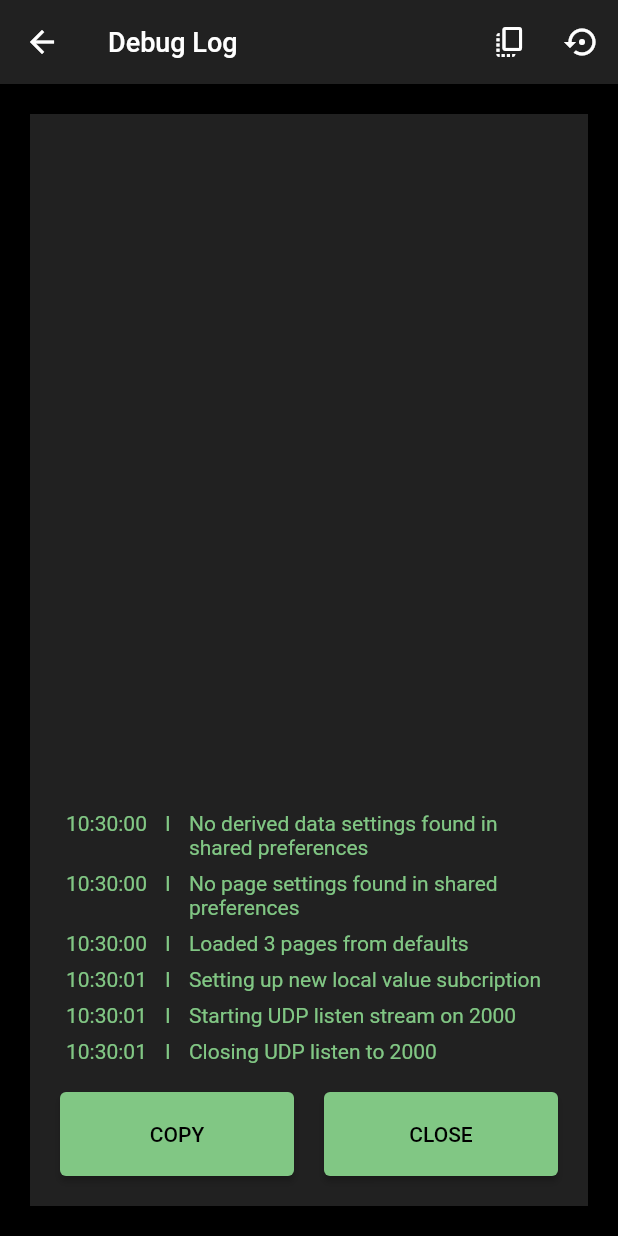
After one commit to sankeysoft/nmea_dashboard, a Flutter app: the screen it shows after launch, in the side drawer, after a tap on "Debug Log", on a phone screen of 412 x 824 dp. The commit adds this screen. Run offline on Flutter 3.47's test engine with Material 2 defaults, Android fonts, the phone set to English and light mode, and no system bars; our stand-ins replace package_info_plus, shared_preferences; missing offline and left inert: udp.

Commit message:
Add form to view a debug log.
This also tunes a couple of logging settings.

```diff
--- a/lib/main.dart
+++ b/lib/main.dart
@@ -5,7 +5,7 @@
 import 'package:flutter/material.dart';
 import 'package:flutter/services.dart';
 import 'package:logging/logging.dart';
-import 'package:nmea_dashboard/state/logger.dart';
+import 'package:nmea_dashboard/state/logset.dart';
 import 'package:provider/provider.dart';
 import 'state/data_set.dart';
 import 'state/settings.dart';
@@ -28,12 +28,14 @@ void main() {
   final logSet = LogSet();
   Logger.root.onRecord.listen((record) => logSet.add(record));
   //print('${record.level.name}: ${record.time}: ${record.message}');
-  runApp(const NmeaDashboardApp());
+  runApp(NmeaDashboardApp(logSet));
 }
 
 /// The root widget for the application.
 class NmeaDashboardApp extends StatelessWidget {
-  const NmeaDashboardApp({super.key});
+  final LogSet _logSet;
+
+  const NmeaDashboardApp(this._logSet, {super.key});
 
   // The root of the application needs to asynchronously load setttings
   // before deciding the theme and delegating the to a themed application.
@@ -48,6 +50,7 @@ class NmeaDashboardApp extends StatelessWidget {
           if (snapshot.connectionState == ConnectionState.done) {
             final settings = snapshot.data![0];
             return MultiProvider(providers: [
+              ChangeNotifierProvider<LogSet>(create: (_) => _logSet),
               ChangeNotifierProvider<Settings>(create: (_) => settings),
               ChangeNotifierProvider<NetworkSettings>(
                   create: (_) => settings.network),
--- a/lib/state/logger.dart
+++ b/lib/state/logset.dart
@@ -4,10 +4,12 @@
 
 import 'dart:developer';
 
+import 'package:flutter/widgets.dart';
+import 'package:intl/intl.dart';
 import 'package:logging/logging.dart';
 
 /// The maximum number of log entries we store.
-const int _maxEntries = 100;
+const int _maxEntries = 250;
 
 /// A single entry tracked by the logger.
 class LogEntry {
@@ -16,17 +18,22 @@ class LogEntry {
   final String message;
 
   LogEntry(this.level, this.message): time = DateTime.now();
+
+  @override
+  String toString() {
+    return '${DateFormat('Hms').format(time)} $level $message';
+  }
 }
 
 /// A class to receive and store log records.
-class LogSet {
+class LogSet with ChangeNotifier {
   /// The actual entries in the log.
   final List<LogEntry> _entries = [];
 
   /// Returns the stored entry.
   List<LogEntry> get entries => _entries;
 
-  /// Adds a new `logger` record to the set.
+  /// Adds a new record to the set of logs.
   void add(LogRecord record) {
     final entry = LogEntry(record.level, record.message);
     // Make space in the array
@@ -37,5 +44,18 @@ class LogSet {
     _entries.add(entry);
     // And write to the developer log.
     log(record.message, level: record.level.value);
+
+    notifyListeners();
+  }
+
+  /// Removes all records.
+  void clear() {
+    _entries.clear();
+    notifyListeners();
+  }
+
+  @override
+  String toString() {
+    return _entries.map((e) => e.toString()).join('\n');
   }
 }
--- a/lib/state/network.dart
+++ b/lib/state/network.dart
@@ -3,7 +3,6 @@
 // of the MIT license. See the LICENCE.md file for details.
 
 import 'dart:async';
-import 'dart:developer';
 import 'dart:io';
 
 import 'package:async/async.dart';
--- a/lib/state/nmea.dart
+++ b/lib/state/nmea.dart
@@ -28,7 +28,7 @@ const _ignoredMessages = {
 const int _logUnsupportedCount = 1;
 
 /// The time between count events.
-const Duration _logInterval = Duration(seconds: 10);
+const Duration _logInterval = Duration(minutes: 5);
 
 /// Tracks the count for some set of message types.
 class _MessageCounts {
--- a/lib/ui/forms/abstract.dart
+++ b/lib/ui/forms/abstract.dart
@@ -111,8 +111,11 @@ Widget buildStaticTile({
       ));
 }
 
-/// Builds a button to close the current form.
-Widget buildCloseButton(BuildContext context) {
+/// Builds a button with custom text and behavior.
+Widget buildOtherButton(
+    {required BuildContext context,
+    required VoidCallback onPressed,
+    required String text}) {
   return SizedBox(
       width: double.infinity,
       child: ElevatedButton(
@@ -120,9 +123,17 @@ Widget buildCloseButton(BuildContext context) {
             backgroundColor: Theme.of(context).colorScheme.secondary,
             foregroundColor: Theme.of(context).colorScheme.onSecondary,
             padding: const EdgeInsets.all(20)),
-        onPressed: () => Navigator.of(context).pop(),
-        child: const Text('CLOSE'),
+        onPressed: onPressed,
+        child: Text(text),
       ));
+}
+
+/// Builds a button to close the current form.
+Widget buildCloseButton(BuildContext context) {
+  return buildOtherButton(
+    context: context,
+    onPressed: () => Navigator.of(context).pop(),
+    text: 'CLOSE');
 }
 
 /// Diplays a standard snack bar with the provided text.
@@ -155,8 +166,6 @@ AlertDialog buildConfirmationDialog(
             child: const Text('Cancel')),
       ]);
 }
-
-
 
 /// A standard page containing one of the forms in our application.
 class StatefulFormPage<T extends StatefulWidget> extends StatelessWidget {
@@ -272,6 +281,7 @@ abstract class StatefulFormState<T extends StatefulWidget> extends State<T> {
           expands: expands,
           maxLines: expands ? null : 1,
           autovalidateMode: AutovalidateMode.onUserInteraction,
+          textCapitalization: TextCapitalization.sentences,
           decoration: InputDecoration(
             icon: labelWidget,
             border: const OutlineInputBorder(),
--- /dev/null
+++ b/lib/ui/forms/view_log.dart
@@ -0,0 +1,125 @@
+// Copyright Jody M Sankey 2023
+// This software may be modified and distributed under the terms
+// of the MIT license. See the LICENCE.md file for details.
+
+import 'package:flutter/material.dart';
+import 'package:flutter/services.dart';
+import 'package:intl/intl.dart';
+import 'package:logging/logging.dart';
+import 'package:nmea_dashboard/state/logset.dart';
+import 'package:provider/provider.dart';
+
+import 'abstract.dart';
+
+const double _cellPadding = 4.0;
+
+final Map<Level, Color> _levelColors = {
+  Level.FINE: Colors.blue.shade300,
+  Level.INFO: Colors.green.shade300,
+  Level.WARNING: Colors.yellow,
+  Level.SEVERE: Colors.red.shade400,
+  Level.SHOUT: Colors.pink.shade300,
+};
+
+/// A form that lets the user view and copy the log in real time.
+class ViewLogPage extends StatelessFormPage {
+  ViewLogPage({super.key})
+      : super(
+            title: 'Debug Log',
+            actions: [_CopyButton(), _ClearButton()],
+            maxWidth: double.infinity,
+            maxHeight: double.infinity,
+            content: _ViewLogContent());
+}
+
+class _ClearButton extends StatelessWidget {
+  @override
+  Widget build(BuildContext context) {
+    final logSet = Provider.of<LogSet>(context);
+    return IconButton(
+        icon: const Icon(Icons.settings_backup_restore_outlined),
+        onPressed: () {
+          logSet.clear();
+          showSnackBar(context, 'Cleared all log entries');
+        });
+  }
+}
+
+class _CopyButton extends StatelessWidget {
+  @override
+  Widget build(BuildContext context) {
+    final logSet = Provider.of<LogSet>(context);
+    return IconButton(
+      icon: const Icon(Icons.copy_all_outlined),
+      onPressed: () => _copyLogToClipboard(context, logSet),
+    );
+  }
+}
+
+void _copyLogToClipboard(BuildContext context, LogSet logSet) {
+  Clipboard.setData(ClipboardData(text: logSet.toString()))
+      .then((_) => showSnackBar(context, 'Log copied to clipboard'));
+}
+
+class _ViewLogContent extends StatelessWidget {
+  @override
+  Widget build(BuildContext context) {
+    final logSet = Provider.of<LogSet>(context);
+    return Form(
+      child: Column(
+          mainAxisAlignment: MainAxisAlignment.start,
+          crossAxisAlignment: CrossAxisAlignment.stretch,
+          children: [
+            // Delegate contruction of the log listing.
+            Expanded(child: _buildLogMessages(context, logSet)),
+            // Gap to stop the log crowding the buttons.
+            const SizedBox(height: 15),
+            // Buttons that we want all users to be able to find even if they
+            // might not understand toolbars.
+            Row(
+              children: [
+                Expanded(
+                    child: buildOtherButton(
+                        context: context,
+                        onPressed: () => _copyLogToClipboard(context, logSet),
+                        text: 'COPY')),
+                const SizedBox(width: 20.0),
+                Expanded(child: buildCloseButton(context)),
+              ],
+            )
+          ]),
+    );
+  }
+
+  Widget _buildLogMessages(BuildContext context, LogSet logSet) {
+    final entries = logSet.entries;
+    return ListView.builder(
+      itemCount: entries.length,
+      // Reversing the contents and listview gives better scroll behavior favoring the end.
+      reverse: true,
+      itemBuilder: (context, index) =>
+          _buildLogMessage(entries[entries.length - 1 - index]),
+    );
+  }
+
+  Widget _buildLogMessage(LogEntry entry) {
+    return DefaultTextStyle.merge(
+        style: TextStyle(color: _levelColors[entry.level] ?? Colors.white),
+        child: Row(crossAxisAlignment: CrossAxisAlignment.start, children: [
+          Padding(
+            padding: const EdgeInsets.all(_cellPadding),
+            child: Text(DateFormat('Hms').format(entry.time)),
+          ),
+          Container(
+            constraints: const BoxConstraints.tightFor(width: 20),
+            padding: const EdgeInsets.all(_cellPadding),
+            child: Center(child: Text(entry.level.toString()[0])),
+          ),
+          Flexible(
+              child: Padding(
+            padding: const EdgeInsets.all(_cellPadding),
+            child: Text(entry.message),
+          ))
+        ]));
+  }
+}
--- a/lib/ui/pages/data_table.dart
+++ b/lib/ui/pages/data_table.dart
@@ -7,6 +7,7 @@ import 'package:nmea_dashboard/state/settings.dart';
 import 'package:nmea_dashboard/ui/forms/edit_derived_elements.dart';
 import 'package:nmea_dashboard/ui/forms/ui_settings.dart';
 import 'package:nmea_dashboard/ui/forms/network_settings.dart';
+import 'package:nmea_dashboard/ui/forms/view_log.dart';
 import 'package:provider/provider.dart';
 
 import '../../state/data_set.dart';
@@ -158,8 +159,16 @@ class _DrawerContent extends StatelessWidget {
           },
         ),
         ListTile(
-          leading: Icon(Icons.analytics_outlined, color: theme.disabledColor),
-          title: Text('Debug Log', style: disabledStyle),
+          leading: Icon(Icons.analytics_outlined, color: enabledColor),
+          title: Text('Debug Log', style: enabledStyle),
+          onTap: () {
+            Navigator.pop(context);
+            Navigator.of(context).push(
+              MaterialPageRoute(
+                builder: (context) => ViewLogPage(),
+              ),
+            );
+          },
         ),
         ListTile(
           leading: Icon(Icons.help_outlined, color: theme.disabledColor),
```
